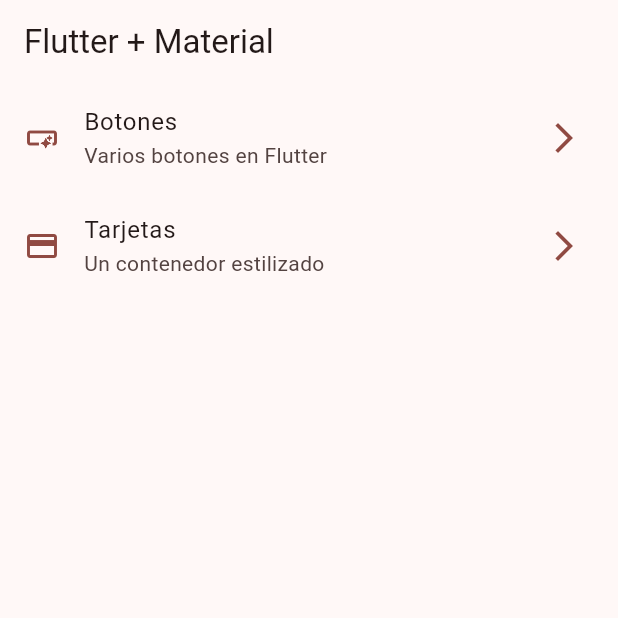
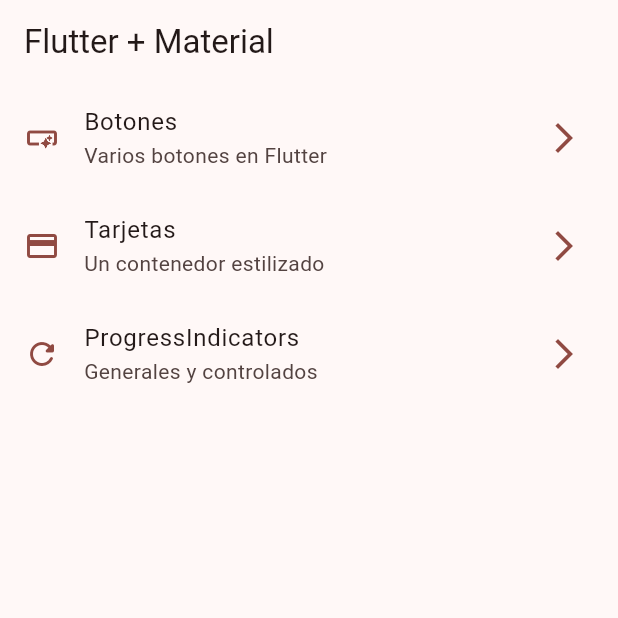
Before and after one commit to FDQM/widgets_app, a Flutter app: the screen it shows after launch, on a phone screen of 412 x 824 dp, the top half of it. Run offline on Flutter 3.47's test engine with Material 3 defaults, Android fonts, the phone set to English and light mode, and no system bars; our stand-ins replace go_router.

Commit message:
Progress indicators finished

```diff
--- a/lib/config/menu/menu_items.dart
+++ b/lib/config/menu/menu_items.dart
@@ -23,5 +23,10 @@ const appMenuItems = <MenuItem>[
       title: 'Tarjetas',
       subTitle: 'Un contenedor estilizado',
       link: '/cards',
-      icon: Icons.credit_card)
+      icon: Icons.credit_card),
+  MenuItem(
+      title: 'ProgressIndicators',
+      subTitle: 'Generales y controlados',
+      link: '/progress',
+      icon: Icons.refresh_rounded)
 ];
--- a/lib/config/router/app_router.dart
+++ b/lib/config/router/app_router.dart
@@ -19,5 +19,10 @@ final appRouter = GoRouter(
       name: CardsScreen.name,
       builder: (context, state) => const CardsScreen(),
     ),
+     GoRoute(
+      path: '/progress',
+      name: ProgressScreen.name,
+      builder: (context, state) => const ProgressScreen(),
+    ),
   ],
 );
```
Also changed, not shown: lib/presentation/screens/progress/progress_screem.dart (+63 -2 lines).
